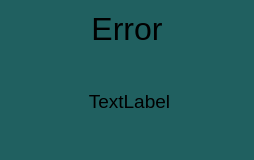
Old version of the form src/interface/popUp.ui in the repository OgurtsovAndrei/Messenger-project.
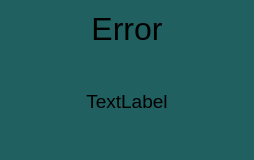
New version of the form.

Diff of the .ui file:
```diff
--- a/src/interface/popUp.ui
+++ b/src/interface/popUp.ui
@@ -59,6 +59,9 @@
      <property name="text">
       <string>&lt;html&gt;&lt;head/&gt;&lt;body&gt;&lt;p align=&quot;center&quot;&gt;&lt;span style=&quot; font-size:14pt;&quot;&gt;TextLabel&lt;/span&gt;&lt;/p&gt;&lt;/body&gt;&lt;/html&gt;</string>
      </property>
+     <property name="alignment">
+      <set>Qt::AlignCenter</set>
+     </property>
     </widget>
    </item>
   </layout>
```
Left out of the diff: 3 changed lines with no effect on the pictures.
